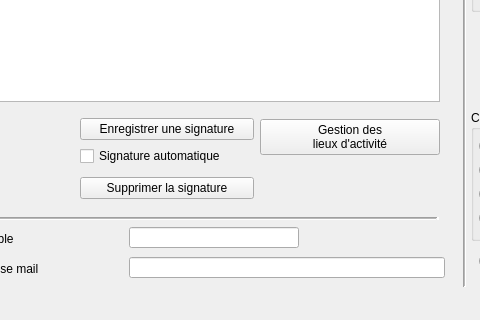
Before: the Qt Designer form Dialogs/dlg_gestionusers.ui in ukinoki/Rufus, drawn with Qt 5; both pictures show x 237 to 717 and y 204 to 524 of the 1220 by 610 pixel window.
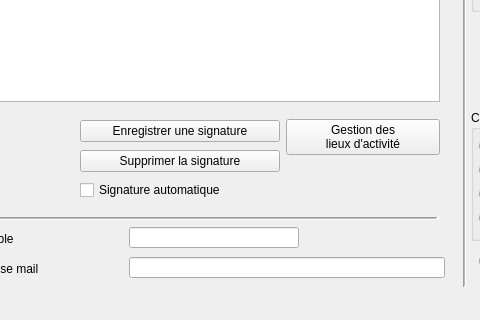
After: the same form once the commit is applied. Icons and pictures are not drawn. Custom widgets are drawn as their Qt base class.

```diff
--- a/Dialogs/dlg_gestionusers.ui
+++ b/Dialogs/dlg_gestionusers.ui
@@ -566,41 +566,49 @@
                </property>
                <item>
                 <widget class="UpPushButton" name="SignatureupPushButton">
+                 <property name="minimumSize">
+                  <size>
+                   <width>200</width>
+                   <height>0</height>
+                  </size>
+                 </property>
+                 <property name="maximumSize">
+                  <size>
+                   <width>200</width>
+                   <height>16777215</height>
+                  </size>
+                 </property>
                  <property name="text">
                   <string>Enregistrer une signature</string>
                  </property>
                 </widget>
                </item>
-               <item>
-                <widget class="UpCheckBox" name="SignatureAutoCheckBox">
-                 <property name="text">
-                  <string>Signature automatique</string>
-                 </property>
-                </widget>
-               </item>
-               <item>
-                <spacer name="verticalSpacer_2">
-                 <property name="orientation">
-                  <enum>Qt::Orientation::Vertical</enum>
-                 </property>
-                 <property name="sizeType">
-                  <enum>QSizePolicy::Policy::Maximum</enum>
-                 </property>
-                 <property name="sizeHint" stdset="0">
-                  <size>
-                   <width>20</width>
-                   <height>5</height>
-                  </size>
-                 </property>
-                </spacer>
-               </item>
                <item>
                 <widget class="UpPushButton" name="supprimSignatureupPushButton">
+                 <property name="minimumSize">
+                  <size>
+                   <width>200</width>
+                   <height>0</height>
+                  </size>
+                 </property>
                  <property name="text">
                   <string>Supprimer la signature</string>
                  </property>
                 </widget>
                </item>
+               <item>
+                <widget class="UpCheckBox" name="SignatureAutoCheckBox">
+                 <property name="maximumSize">
+                  <size>
+                   <width>160</width>
+                   <height>16777215</height>
+                  </size>
+                 </property>
+                 <property name="text">
+                  <string>Signature automatique</string>
+                 </property>
+                </widget>
+               </item>
               </layout>
              </item>
             </layout>
```
